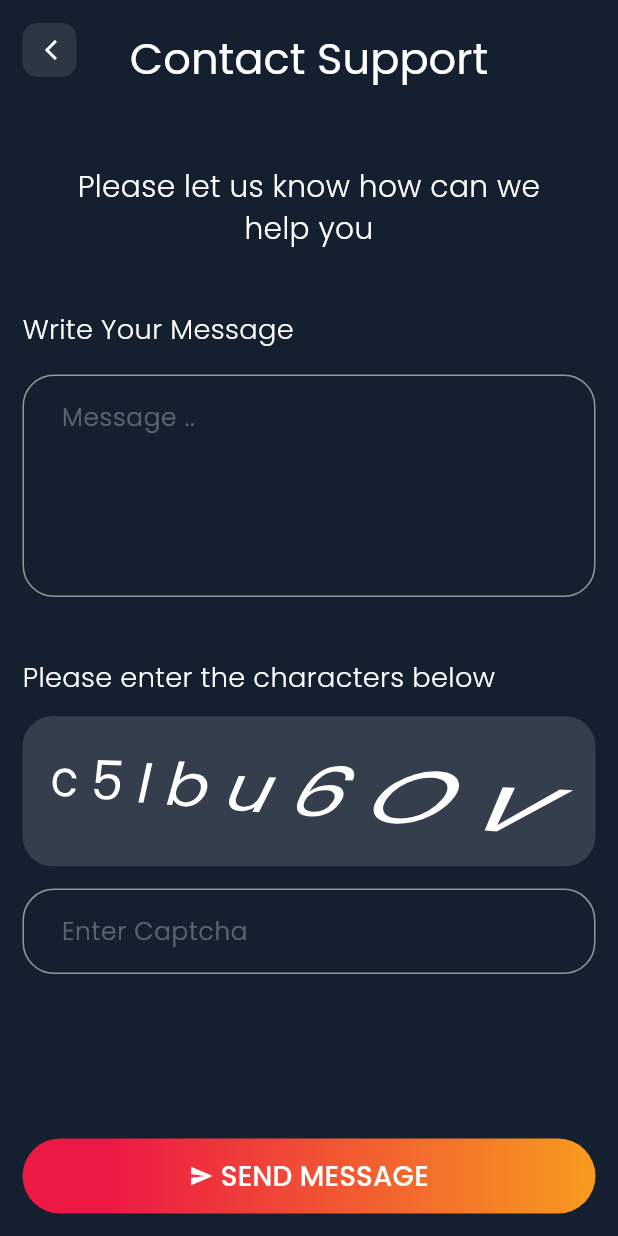
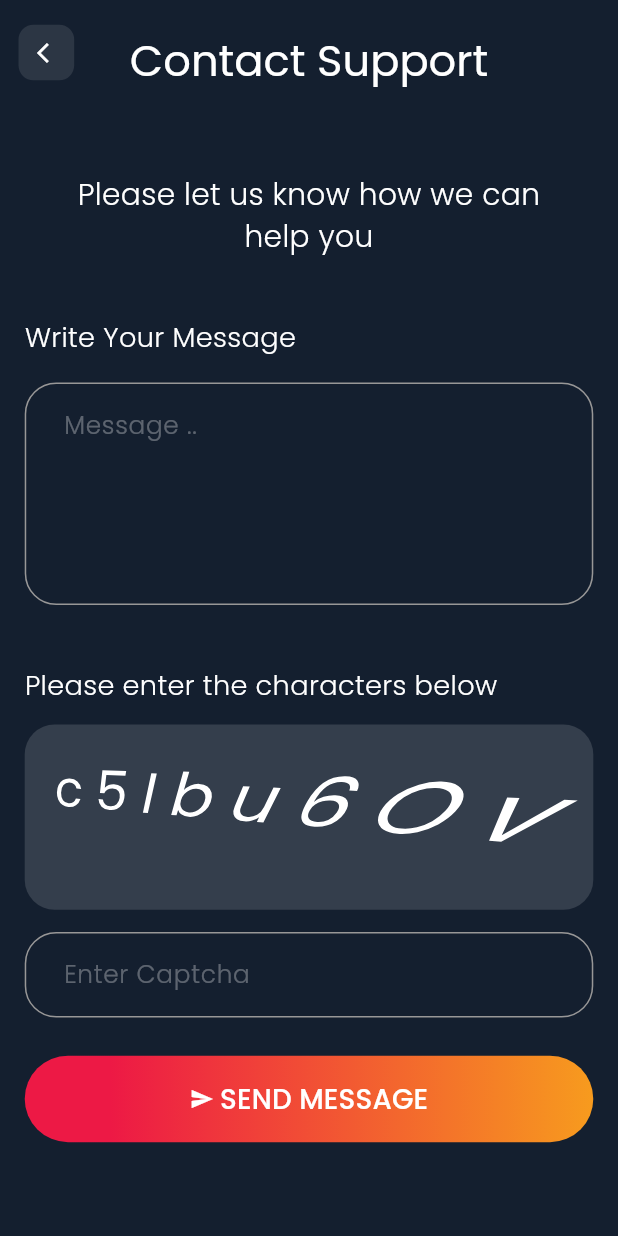
Before and after one commit to TalentKingPython/stream_rate, a Flutter app: the Support screen opened directly, on a phone screen of 412 x 824 dp. Run offline on Flutter 3.47's test engine with Material 3 defaults, Android fonts, the phone set to English and light mode, and no system bars; our stand-ins replace camera, carousel_slider, dots_indicator, flutter_svg, google_fonts and 3 more; missing offline and left inert: barcode, dart:ffi, slider_captcha; accounts and stored records are empty; project files that could hold a hidden picture were left out.

Commit message:
responsive 3.2

```diff
--- a/lib/main.dart
+++ b/lib/main.dart
@@ -4,8 +4,8 @@ import 'package:shared_preferences/shared_preferences.dart';
 import 'package:google_fonts/google_fonts.dart';
 
 import 'package:stream_rate/constant/constant.dart';
+import 'package:stream_rate/screens/onboard/onboard.dart';
 import 'screens/splash/splash.dart';
-import 'package:device_preview/device_preview.dart';
 
 late SharedPreferences sharedPrefs;
 final navigatorKey = GlobalKey<NavigatorState>();
@@ -89,7 +89,7 @@ class MyAppState extends State<MyApp> {
           );
         },
         debugShowCheckedModeBanner: false,
-        home: const Splash(),
+        home: const Onboard(),
       ),
     );
   }
--- a/lib/screens/support/support.dart
+++ b/lib/screens/support/support.dart
@@ -1,10 +1,9 @@
 import 'package:flutter/material.dart';
 import 'package:google_fonts/google_fonts.dart';
-
 import 'package:stream_rate/commonView/custom_fill_button.dart';
 import 'package:stream_rate/commonView/custom_text_form.dart';
 import 'package:stream_rate/constant/constant.dart';
-import 'package:stream_rate/utils/utils.dart';
+import 'package:stream_rate/utils/utils.dart'; // Assuming this imports deviceWidth and deviceHeight
 
 class Support extends StatefulWidget {
   const Support({Key? key}) : super(key: key);
@@ -39,7 +38,7 @@ class SupportState extends State<Support> {
         backgroundColor: colorPrimary,
         automaticallyImplyLeading: false,
         foregroundColor: colorBlack,
-        toolbarHeight: 80,
+        toolbarHeight: deviceHeight * 0.1, // Made toolbar height responsive
         elevation: 0,
         title: Stack(
           children: [
@@ -54,13 +53,13 @@ class SupportState extends State<Support> {
               ),
             ),
             Positioned(
-              left: 15,
+              left: deviceWidth * 0.03,
               child: GestureDetector(
                 onTap: () => Navigator.pop(context),
                 child: Container(
-                  height: 36,
-                  width: 36,
-                  padding: const EdgeInsets.symmetric(horizontal: 15),
+                  height: deviceHeight * 0.045,
+                  width: deviceHeight * 0.045,
+                  padding: EdgeInsets.symmetric(horizontal: deviceWidth * 0.03),
                   decoration: BoxDecoration(
                     color: colorWhite.withOpacity(0.1),
                     borderRadius: BorderRadius.circular(10),
@@ -76,29 +75,33 @@ class SupportState extends State<Support> {
         ),
       ),
       backgroundColor: colorMainBackground,
-      body: Padding(
-        padding: const EdgeInsets.all(15),
+      body: SingleChildScrollView(
+        padding: EdgeInsets.all(deviceHeight * 0.02), // Made padding responsive
         child: Column(
           crossAxisAlignment: CrossAxisAlignment.start,
           children: [
-            const SizedBox(height: 15),
+            SizedBox(height: deviceHeight * 0.02), // Made spacing responsive
             Center(
               child: SizedBox(
                 width: deviceWidth * 0.75,
-                child: Text('Please let us know how can we help you',
+                child: Text(
+                  'Please let us know how we can help you',
                   textAlign: TextAlign.center,
                   style: GoogleFonts.poppins(
                       color: colorWhite,
                       fontSize: deviceHeight * 0.024,
-                        fontWeight: FontWeight.w300)),
+                      fontWeight: FontWeight.w300),
+                ),
               ),
             ),
             SizedBox(height: deviceHeight * 0.05),
-            Text('Write Your Message',
+            Text(
+              'Write Your Message',
               style: GoogleFonts.poppins(
                   color: colorWhite,
                   fontSize: deviceHeight * 0.022,
-                    fontWeight: FontWeight.w300)),
+                  fontWeight: FontWeight.w300),
+            ),
             SizedBox(height: deviceHeight * 0.02),
             CustomTextFormField(
               height: deviceHeight * 0.18,
@@ -107,18 +110,21 @@ class SupportState extends State<Support> {
                   color: whitecaptcha,
                   fontSize: deviceHeight * 0.02,
                   fontWeight: FontWeight.w300),
-                minLines: 8),
+              minLines: 8,
+            ),
             SizedBox(height: deviceHeight * 0.05),
-            Text('Please enter the characters below',
+            Text(
+              'Please enter the characters below',
               style: GoogleFonts.poppins(
                   color: colorWhite,
                   fontSize: deviceHeight * 0.022,
-                    fontWeight: FontWeight.w300)),
+                  fontWeight: FontWeight.w300),
+            ),
             SizedBox(height: deviceHeight * 0.015),
             Container(
               width: deviceWidth,
-              height: 100,
-              padding: const EdgeInsets.all(15),
+              height: deviceHeight * 0.15, // Made container height responsive
+              padding: EdgeInsets.all(deviceHeight * 0.02),
               decoration: BoxDecoration(
                   color: whitelow, borderRadius: BorderRadius.circular(20)),
               child: Transform(
@@ -145,14 +151,17 @@ class SupportState extends State<Support> {
                   fontSize: deviceHeight * 0.02,
                   fontWeight: FontWeight.w300),
             ),
-            const Spacer(),
+            SizedBox(height: deviceHeight * 0.02),
             CustomFillButton(
               onPressed: () => openMessageDialog(context),
+              width: double.infinity,
+              height: deviceHeight * 0.07,
               child: Row(
                 mainAxisAlignment: MainAxisAlignment.center,
                 children: [
                   const Icon(Icons.send, color: colorWhite, size: 16),
-                  const SizedBox(width: 5),
+                  SizedBox(
+                      width: deviceWidth * 0.01), // Made spacing responsive
                   Text(
                     'SEND MESSAGE',
                     style: GoogleFonts.poppins(
```
Lines whose indentation alone changed are shown as unchanged.
